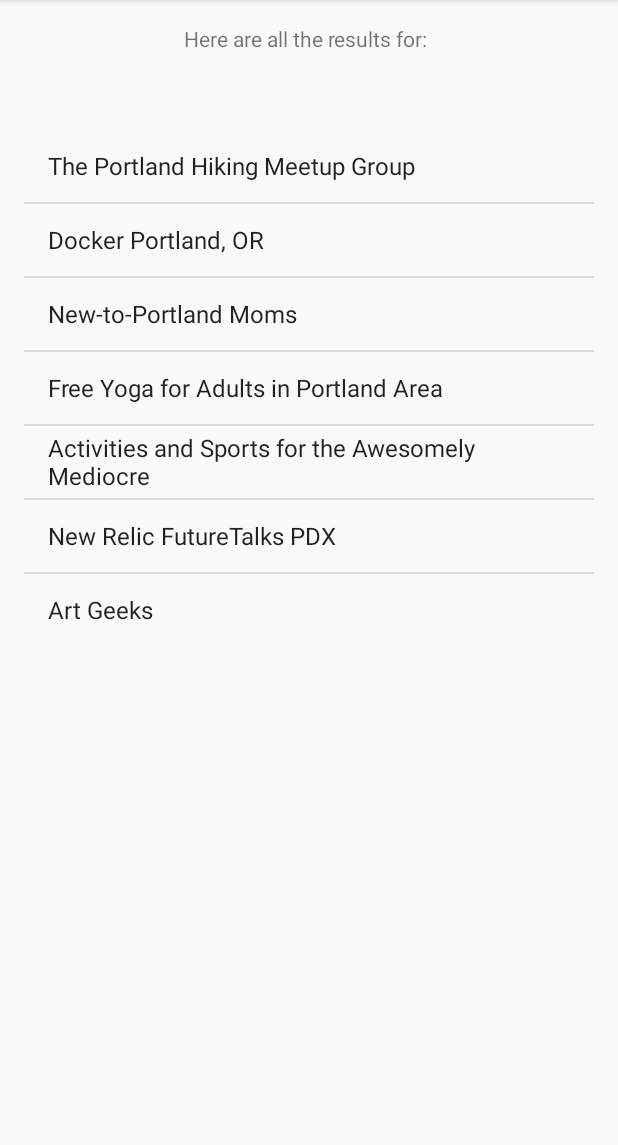
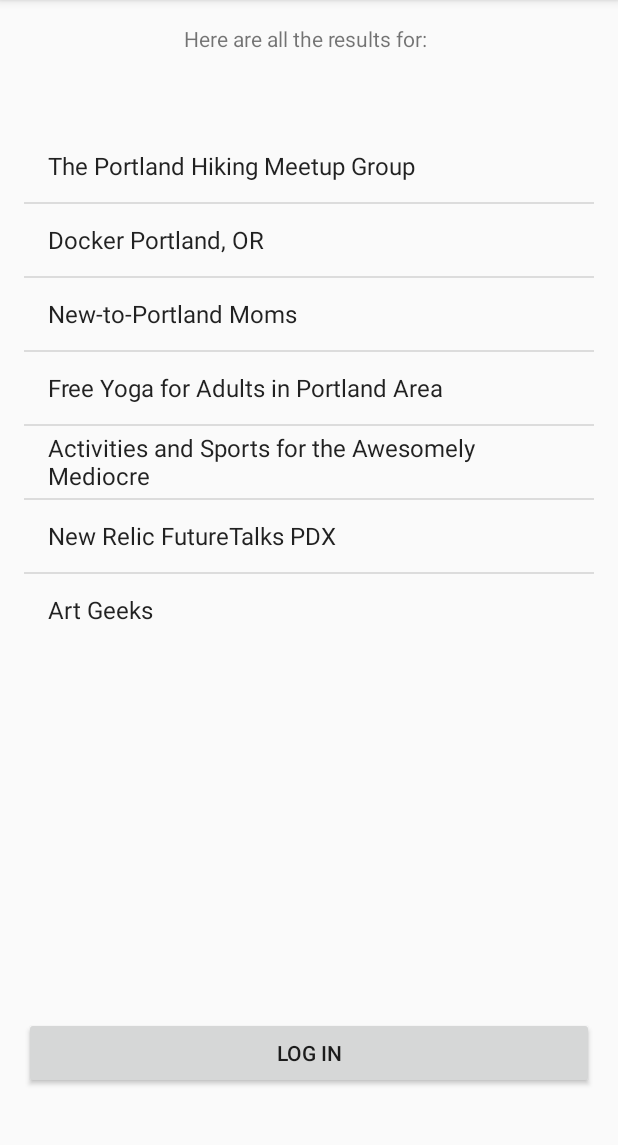
Before and after one commit to maxamillion32/android_meetUpList, an Android app: the screen it shows after launch (UpcomingEventsActivity), after a tap on "FIND EVENTS", on a phone screen of 412 x 824 dp, the part 84-1229 px from its top. Run offline under Robolectric (Android 15) with nearby library versions, the phone set to English and light mode, and no system bars; our stand-ins replace ButterKnife.

Commit message:
Add log in button and page

```diff
--- a/app/src/main/AndroidManifest.xml
+++ b/app/src/main/AndroidManifest.xml
@@ -18,9 +18,9 @@
         <activity android:name=".UpcomingEventsActivity">
             <meta-data
                 android:name="android.support.PARENT_ACTIVITY"
-                android:value="com.epicodus.meetuplist.MainActivity">
-            </meta-data>
+                android:value="com.epicodus.meetuplist.MainActivity"></meta-data>
         </activity>
+        <activity android:name=".LogInActivity"></activity>
     </application>
 
 </manifest>
--- a/app/src/main/java/com/epicodus/meetuplist/UpcomingEventsActivity.java
+++ b/app/src/main/java/com/epicodus/meetuplist/UpcomingEventsActivity.java
@@ -3,7 +3,9 @@ package com.epicodus.meetuplist;
 import android.content.Intent;
 import android.support.v7.app.AppCompatActivity;
 import android.os.Bundle;
+import android.view.View;
 import android.widget.ArrayAdapter;
+import android.widget.Button;
 import android.widget.ListView;
 import android.widget.TextView;
 
@@ -12,6 +14,7 @@ public class UpcomingEventsActivity extends AppCompatActivity {
     private ListView mListView;
     private String[] events = new String[] {"The Portland Hiking Meetup Group", "Docker Portland, OR",
             "New-to-Portland Moms", "Free Yoga for Adults in Portland Area", "Activities and Sports for the Awesomely Mediocre", "New Relic FutureTalks PDX", "Art Geeks"};
+    private Button mLogInButton;
 
     @Override
     protected void onCreate(Bundle savedInstanceState) {
@@ -27,5 +30,14 @@ public class UpcomingEventsActivity extends AppCompatActivity {
         Intent intent = getIntent();
         String interest = intent.getStringExtra("interest");
         mInterestTextView.setText("Here are all the results for: " + interest);
+
+        mLogInButton = (Button) findViewById(R.id.LogInButton);
+        mLogInButton.setOnClickListener(new View.OnClickListener() {
+            @Override
+            public void onClick(View v) {
+                Intent intent = new Intent(UpcomingEventsActivity.this, LogInActivity.class);
+                startActivity(intent);
+            }
+        });
     }
 }
--- a/app/src/main/res/layout/activity_upcoming_events.xml
+++ b/app/src/main/res/layout/activity_upcoming_events.xml
@@ -24,4 +24,13 @@
         android:layout_below="@+id/InterestTextView"
         android:layout_centerHorizontal="true"
         android:layout_marginTop="51dp" />
+
+    <Button
+        android:layout_width="match_parent"
+        android:layout_height="wrap_content"
+        android:text="Log In"
+        android:id="@+id/LogInButton"
+        android:layout_marginBottom="26dp"
+        android:layout_alignParentBottom="true"
+        android:layout_centerHorizontal="true" />
 </RelativeLayout>
```
Also changed, not shown: app/src/main/java/com/epicodus/meetuplist/LogInActivity.java (added, +13 -0 lines), app/src/main/res/layout/activity_log_in.xml (added, +12 -0 lines).
